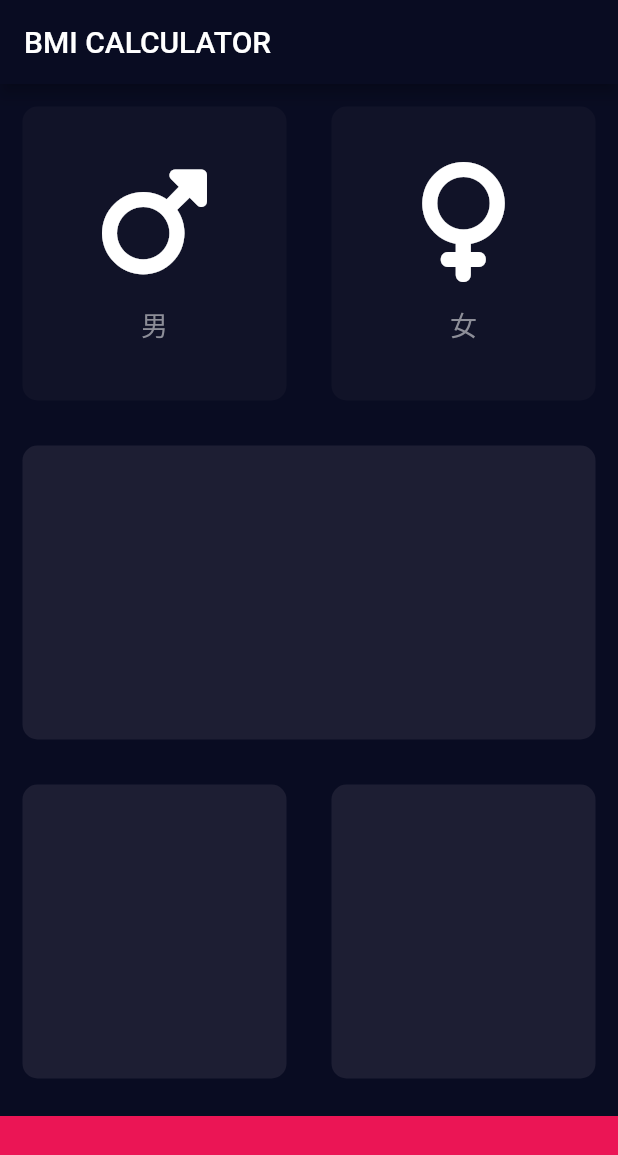
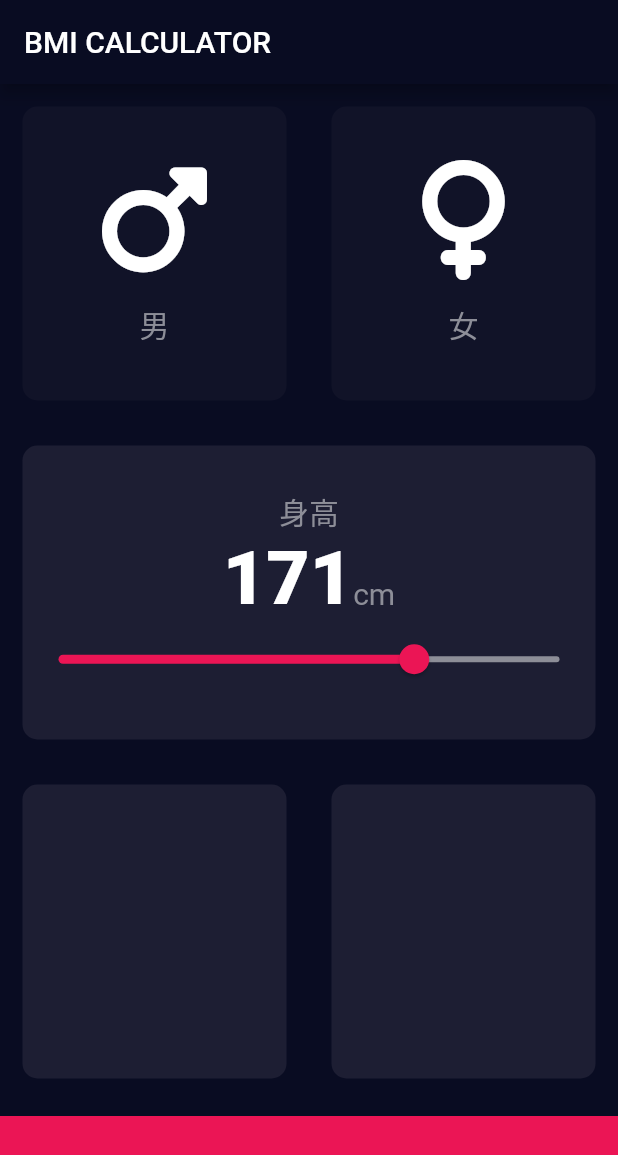
Before and after one commit to yusheng593/BMICalculator, a Flutter app: the screen it shows after launch, on a phone screen of 412 x 824 dp. Shown: the top 1155 px of the screen. Run offline on Flutter 3.47's test engine with Material 2 defaults, Android fonts, the phone set to English and light mode, and no system bars; our stand-ins replace font_awesome_flutter.

Commit message:
constants.dart and Slider widget

```diff
--- /dev/null
+++ b/lib/constants.dart
@@ -0,0 +1,24 @@
+import 'package:flutter/material.dart';
+import 'package:font_awesome_flutter/font_awesome_flutter.dart';
+
+const kBottomContainerHeight = 80.0;
+const kActiveCardColor = Color(0xFF1D1E33);
+const kInactiveCardColor = Color(0xFF111328);
+const kBottomContainerColor = Color(0xFFEB1555);
+const kMaleIcon = FontAwesomeIcons.mars;
+const kFemaleIcon = FontAwesomeIcons.venus;
+const kMaleLabel = '男';
+const kFemaleLabel = '女';
+const kUserHeightLabel = '身高';
+const kCentimeterLabel = 'cm';
+const kSliderActiveColor = Color(0xFFEB1555);
+const kSliderInactiveColor = Color(0xFF8D8E98);
+const kSliderMax = 200.0;
+const kSliderMin = 100.0;
+const kDefaultUserHeight = 171;
+
+const kLabelTextStyle = TextStyle(
+  fontSize: 20.0,
+  color: Color(0xFF8D8E98),
+);
+const kNumberTextStyle = TextStyle(fontSize: 50.0, fontWeight: FontWeight.w900);
--- a/lib/icon_content.dart
+++ b/lib/icon_content.dart
@@ -1,9 +1,6 @@
 import 'package:flutter/material.dart';
+import 'constants.dart';
 
-const labelTextStyle = TextStyle(
-  fontSize: 18.0,
-  color: Color(0xFF8D8E98),
-);
 const sizedBoxHeight = 15.0;
 const iconSize = 80.0;
 
@@ -31,7 +28,7 @@ class IconContent extends StatelessWidget {
         ),
         Text(
           label,
-          style: labelTextStyle,
+          style: kLabelTextStyle,
         )
       ],
     );
--- a/lib/input_page.dart
+++ b/lib/input_page.dart
@@ -1,16 +1,7 @@
 import 'package:flutter/material.dart';
-import 'package:font_awesome_flutter/font_awesome_flutter.dart';
 import 'package:bmi_calculator/reusable_card.dart';
 import 'package:bmi_calculator/icon_content.dart';
-
-const bottomContainerHeight = 80.0;
-const activeCardColor = Color(0xFF1D1E33);
-const inactiveCardColor = Color(0xFF111328);
-const bottomContainerColor = Color(0xFFEB1555);
-const maleIcon = FontAwesomeIcons.mars;
-const femaleIcon = FontAwesomeIcons.venus;
-const maleLabel = '男';
-const femaleLabel = '女';
+import 'constants.dart';
 
 enum GenderType { male, female }
 
@@ -22,6 +13,7 @@ class InputPage extends StatefulWidget {
 
 class InputPageState extends State<InputPage> {
   GenderType? selectedGender;
+  int height = kDefaultUserHeight;
 
   @override
   Widget build(BuildContext context) {
@@ -30,6 +22,7 @@ class InputPageState extends State<InputPage> {
         title: const Text('BMI CALCULATOR'),
       ),
       body: Column(
+        crossAxisAlignment: CrossAxisAlignment.stretch,
         children: [
           Expanded(
               child: Row(
@@ -42,11 +35,11 @@ class InputPageState extends State<InputPage> {
                     });
                   },
                   backgroundColor: selectedGender == GenderType.male
-                      ? activeCardColor
-                      : inactiveCardColor,
+                      ? kActiveCardColor
+                      : kInactiveCardColor,
                   cardChild: const IconContent(
-                    icon: maleIcon,
-                    label: maleLabel,
+                    icon: kMaleIcon,
+                    label: kMaleLabel,
                   ),
                 ),
               ),
@@ -58,19 +51,55 @@ class InputPageState extends State<InputPage> {
                     });
                   },
                   backgroundColor: selectedGender == GenderType.female
-                      ? activeCardColor
-                      : inactiveCardColor,
+                      ? kActiveCardColor
+                      : kInactiveCardColor,
                   cardChild: const IconContent(
-                    icon: femaleIcon,
-                    label: femaleLabel,
+                    icon: kFemaleIcon,
+                    label: kFemaleLabel,
                   ),
                 ),
               ),
             ],
           )),
-          const Expanded(
+          Expanded(
             child: ReusableCard(
-              backgroundColor: activeCardColor,
+              cardChild: Column(
+                mainAxisAlignment: MainAxisAlignment.center,
+                children: [
+                  const Text(
+                    kUserHeightLabel,
+                    style: kLabelTextStyle,
+                  ),
+                  Row(
+                    mainAxisAlignment: MainAxisAlignment.center,
+                    crossAxisAlignment: CrossAxisAlignment.baseline,
+                    textBaseline: TextBaseline.alphabetic,
+                    children: [
+                      Text(
+                        height.toString(),
+                        style: kNumberTextStyle,
+                      ),
+                      const Text(
+                        kCentimeterLabel,
+                        style: kLabelTextStyle,
+                      )
+                    ],
+                  ),
+                  Slider(
+                    value: height.toDouble(),
+                    max: kSliderMax,
+                    min: kSliderMin,
+                    activeColor: kSliderActiveColor,
+                    inactiveColor: kSliderInactiveColor,
+                    onChanged: (double value) {
+                      setState(() {
+                        height = value.round();
+                      });
+                    },
+                  ),
+                ],
+              ),
+              backgroundColor: kActiveCardColor,
             ),
           ),
           Expanded(
@@ -78,20 +107,20 @@ class InputPageState extends State<InputPage> {
               children: const [
                 Expanded(
                   child: ReusableCard(
-                    backgroundColor: activeCardColor,
+                    backgroundColor: kActiveCardColor,
                   ),
                 ),
                 Expanded(
                   child: ReusableCard(
-                    backgroundColor: activeCardColor,
+                    backgroundColor: kActiveCardColor,
                   ),
                 ),
               ],
             ),
           ),
           Container(
-            color: bottomContainerColor,
-            height: bottomContainerHeight,
+            color: kBottomContainerColor,
+            height: kBottomContainerHeight,
             width: double.infinity,
             margin: const EdgeInsets.only(top: 10.0),
           )
--- a/lib/main.dart
+++ b/lib/main.dart
@@ -1,5 +1,4 @@
 import 'package:flutter/material.dart';
-
 import 'input_page.dart';
 
 void main() {
```
